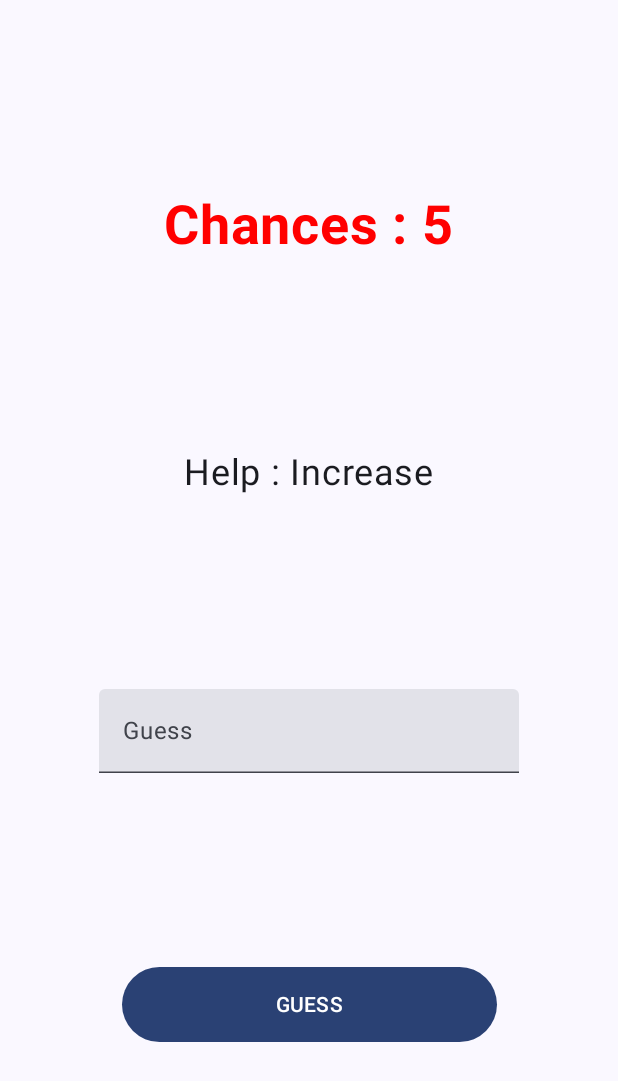
After one commit to harunuyan/NumberGuessCompose, an Android app built with Jetpack Compose: the composable Guess shown on its own in the app's theme, on a phone screen of 412 x 824 dp. The commit adds this screen. Shown: the top 1081 px of the screen. Run offline under Robolectric (Android 15) with nearby library versions, the phone set to English and light mode, and no system bars.

Commit message:
Implemented Nav Controller & pages

```diff
--- /dev/null
+++ b/app/src/main/java/com/volie/numberguesscompose/Guess.kt
@@ -0,0 +1,57 @@
+package com.volie.numberguesscompose
+
+import androidx.compose.foundation.layout.Arrangement
+import androidx.compose.foundation.layout.Column
+import androidx.compose.foundation.layout.fillMaxSize
+import androidx.compose.foundation.layout.size
+import androidx.compose.material3.Button
+import androidx.compose.material3.ExperimentalMaterial3Api
+import androidx.compose.material3.Text
+import androidx.compose.material3.TextField
+import androidx.compose.runtime.Composable
+import androidx.compose.runtime.mutableStateOf
+import androidx.compose.runtime.remember
+import androidx.compose.ui.Alignment
+import androidx.compose.ui.Modifier
+import androidx.compose.ui.graphics.Color
+import androidx.compose.ui.text.font.FontWeight
+import androidx.compose.ui.tooling.preview.Preview
+import androidx.compose.ui.unit.dp
+import androidx.compose.ui.unit.sp
+import androidx.navigation.NavController
+
+@OptIn(ExperimentalMaterial3Api::class)
+@Composable
+fun Guess(navController: NavController) {
+    Column(
+        modifier = Modifier.fillMaxSize(),
+        horizontalAlignment = Alignment.CenterHorizontally,
+        verticalArrangement = Arrangement.SpaceEvenly
+    ) {
+
+        val tfGuess = remember { mutableStateOf("") }
+
+        Text(
+            text = "Chances : 5",
+            fontSize = 36.sp,
+            fontWeight = FontWeight.Bold,
+            color = Color.Red
+        )
+        Text(
+            text = "Help : Increase",
+            fontSize = 24.sp
+        )
+        TextField(
+            value = tfGuess.value,
+            onValueChange = { tfGuess.value = it },
+            label = { Text(text = "Guess") })
+        Button(onClick = { navController.navigate("result") }, Modifier.size(width = 250.dp, height = 50.dp)) {
+            Text(text = "GUESS")
+        }
+    }
+}
+
+@Preview(showSystemUi = true)
+@Composable
+fun GuessPreview() {
+}
```
Also changed, not shown: app/src/main/java/com/volie/numberguesscompose/MainActivity.kt (+52 -10 lines), app/src/main/java/com/volie/numberguesscompose/Result.kt (added, +35 -0 lines).
